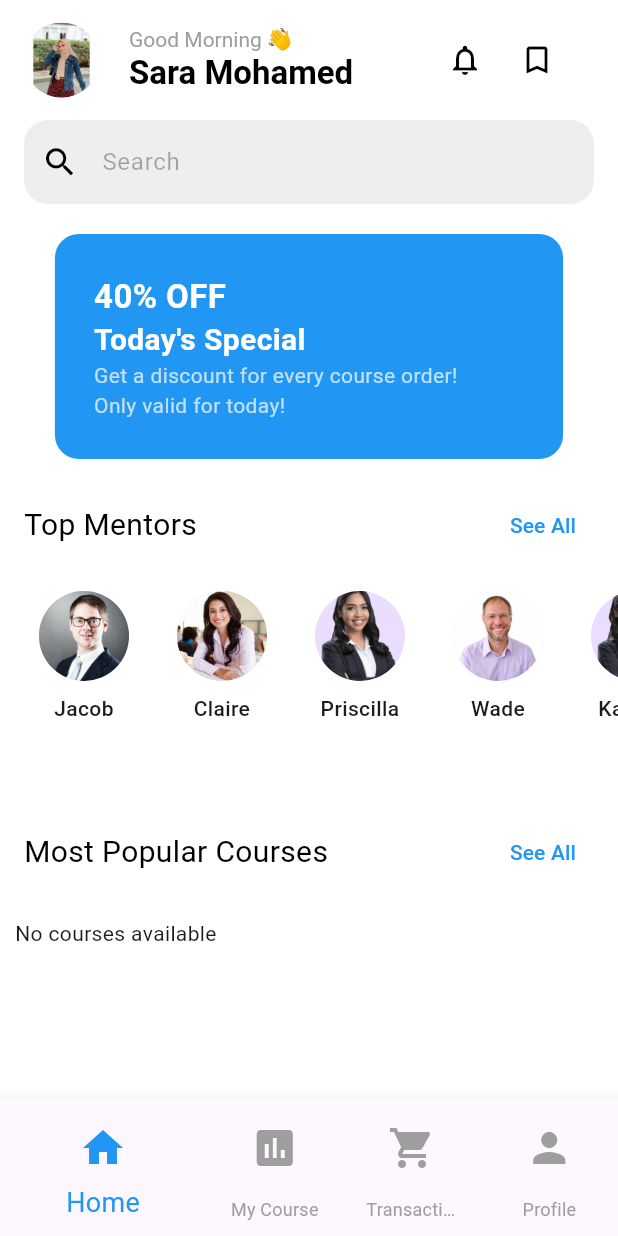
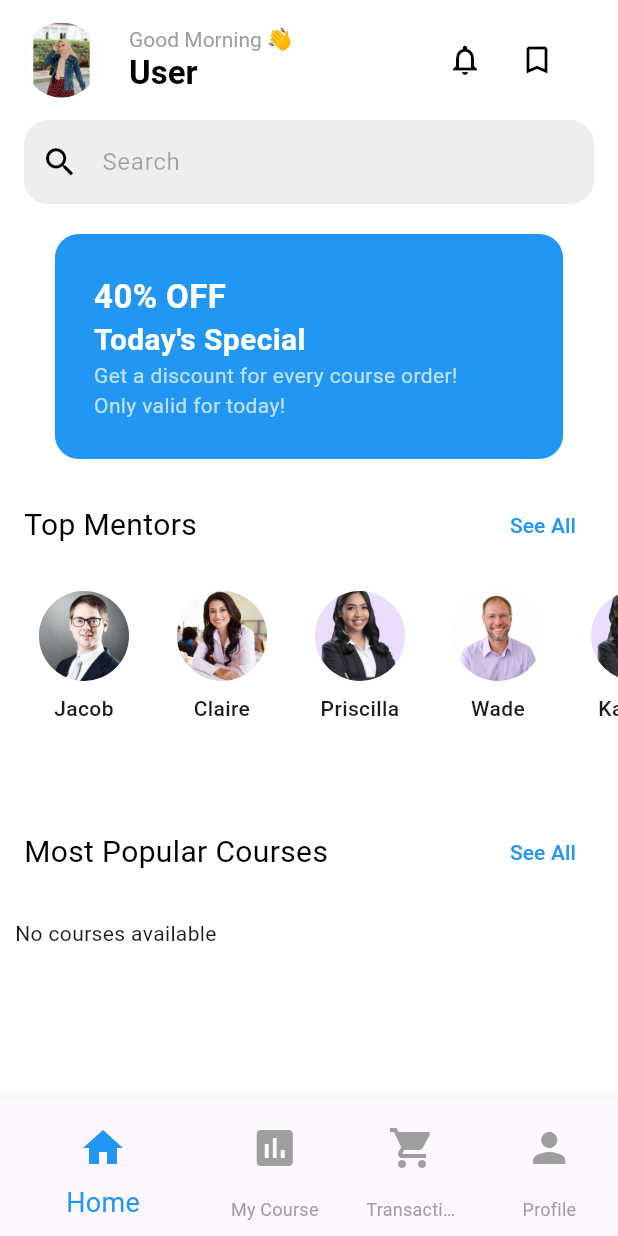
Before and after one commit to SaraMo29/TechTonic, a Flutter app: the HomeScreen screen opened by its route, item 4 of the bottom bar chosen, after a tap on the "arrow back" icon, on a phone screen of 412 x 824 dp. Run offline on Flutter 3.47's test engine with Material 3 defaults, Android fonts, the phone set to English and light mode, and no system bars; drawn by our look-alikes of carousel_slider; our stand-ins replace chewie, get, image_picker, introduction_screen, pinput, shared_preferences and 1 more; accounts and stored records are empty.

Commit message:
change the static data of user by a dynamic data from api

```diff
--- a/lib/screens/home_screen.dart
+++ b/lib/screens/home_screen.dart
@@ -20,7 +20,7 @@ class HomeScreen extends StatefulWidget {
 }
 
 class _HomeScreenState extends State<HomeScreen> {
-  final LoginController loginController = Get.find();
+  final loginController = Get.find<LoginController>();
   final BookmarkController bookmarkController = Get.find<BookmarkController>();
   // Remove: late List<bool> isBookMarked;
 
@@ -47,29 +47,34 @@ class _HomeScreenState extends State<HomeScreen> {
         backgroundColor: Colors.transparent,
         elevation: 0,
         toolbarHeight: 80,
-        title: const Row(
+        title: Obx(() => Row(
           children: [
             CircleAvatar(
-              backgroundImage: AssetImage("assets/images/myphoto.jpg"),
+              backgroundImage: loginController.userProfileImage.value.isNotEmpty
+                  ? NetworkImage(loginController.userProfileImage.value)
+                  : const AssetImage("assets/images/myphoto.jpg") as ImageProvider,
               radius: 25,
             ),
-            SizedBox(width: 20),
+            const SizedBox(width: 20),
             Column(
               crossAxisAlignment: CrossAxisAlignment.start,
               children: [
-                Text(
+                const Text(
                   "Good Morning 👋",
                   style: TextStyle(fontSize: 14, color: Colors.grey),
                 ),
                 Text(
-                  "Sara Mohamed",
-                  style: TextStyle(
+                  loginController.userName.value.isNotEmpty
+                      ? loginController.userName.value
+                      : "User",
+                  style: const TextStyle(
                       fontWeight: FontWeight.bold, color: Colors.black),
                 ),
+                // Removed the email Text widget here
               ],
             ),
           ],
-        ),
+        )),
         actions: [
           Row(
             children: [
--- a/lib/screens/profile_screen.dart
+++ b/lib/screens/profile_screen.dart
@@ -1,4 +1,6 @@
 import 'package:flutter/material.dart';
+import 'package:get/get.dart';
+import '../controllers/login_controller.dart';
 import 'edit_profile_screen.dart';
 import 'notification_screen.dart';
 import 'security_screen.dart';
@@ -80,14 +82,30 @@ class _ProfileScreenState extends State<ProfileScreen> {
 class UserHeader extends StatelessWidget {
   @override
   Widget build(BuildContext context) {
-    return const ListTile(
-      leading: CircleAvatar(
-        radius: 30,
-        backgroundImage: AssetImage('assets/images/myphoto.jpg'),
-      ),
-      title: Text('Sara Mohamed'),
-      subtitle: Text('sara_mohamed@gmail.com'),
-    );
+    final loginController = Get.find<LoginController>();
+    return Obx(() => Column(
+      children: [
+        CircleAvatar(
+          radius: 40,
+          backgroundImage: loginController.userProfileImage.value.isNotEmpty
+            ? NetworkImage(loginController.userProfileImage.value)
+            : null,
+          child: loginController.userProfileImage.value.isEmpty
+            ? Icon(Icons.person, size: 40)
+            : null,
+        ),
+        SizedBox(height: 12),
+        Text(
+          loginController.userName.value,
+          style: TextStyle(fontWeight: FontWeight.bold, fontSize: 18),
+        ),
+        Text(
+          loginController.userEmail.value,
+          style: TextStyle(fontSize: 14, color: Colors.grey),
+        ),
+      ],
+    ),);
+
   }
 }
 
```
Also changed, not shown: lib/controllers/edit_profile_controller.dart (+28 -0 lines), lib/controllers/login_controller.dart (+31 -0 lines), lib/controllers/regestration_controller.dart (+9 -0 lines), lib/screens/edit_profile_screen.dart (+21 -7 lines).
